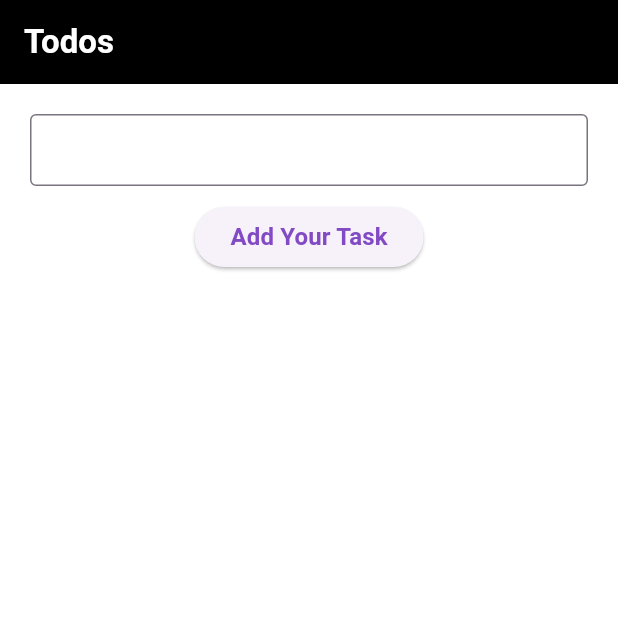
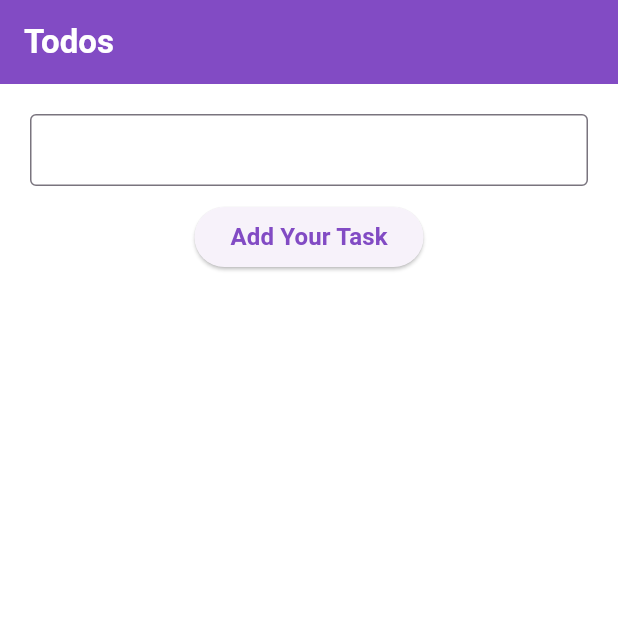
Before and after one commit to RichieRich2020/flutter_Todo_Application, a Flutter app: the screen it shows after launch, on a phone screen of 412 x 824 dp, the top half of it. Run offline on Flutter 3.47's test engine with Material 3 defaults, Android fonts, the phone set to English and light mode, and no system bars; network calls fail.

Commit message:
intigrated with backend apis

```diff
--- a/lib/heading.dart
+++ b/lib/heading.dart
@@ -11,11 +11,13 @@ class Heading extends StatefulWidget {
 
 class _HeadingState extends State<Heading> {
   TextEditingController todoText = TextEditingController();
+
   // List<Map<String, dynamic>> todolist = [
   //   {"task": "Task 1", "donecheck": false},
   //   {"task": "Task 2", "donecheck": false},
   //   {"task": "Task 3", "donecheck": false}
   // ];
+
   List<Map<String, dynamic>> todolist = [];
   @override
   void initState() {
@@ -42,6 +44,7 @@ class _HeadingState extends State<Heading> {
   //     todolist.add({"task": todoText.text, "donecheck": false});
   //   });
   // }
+
   Future<void> addtodofunc() async {
     final response = await http.post(
       Uri.parse('http://10.0.2.2:5000/api/todos'),
@@ -78,7 +81,7 @@ class _HeadingState extends State<Heading> {
           "Todos",
           style: TextStyle(color: Colors.white, fontWeight: FontWeight.bold),
         ),
-        backgroundColor: Color.fromARGB(255, 0, 0, 0),
+        backgroundColor: Color.fromARGB(255, 130, 75, 196),
       ),
       body: Container(
         decoration:
```
